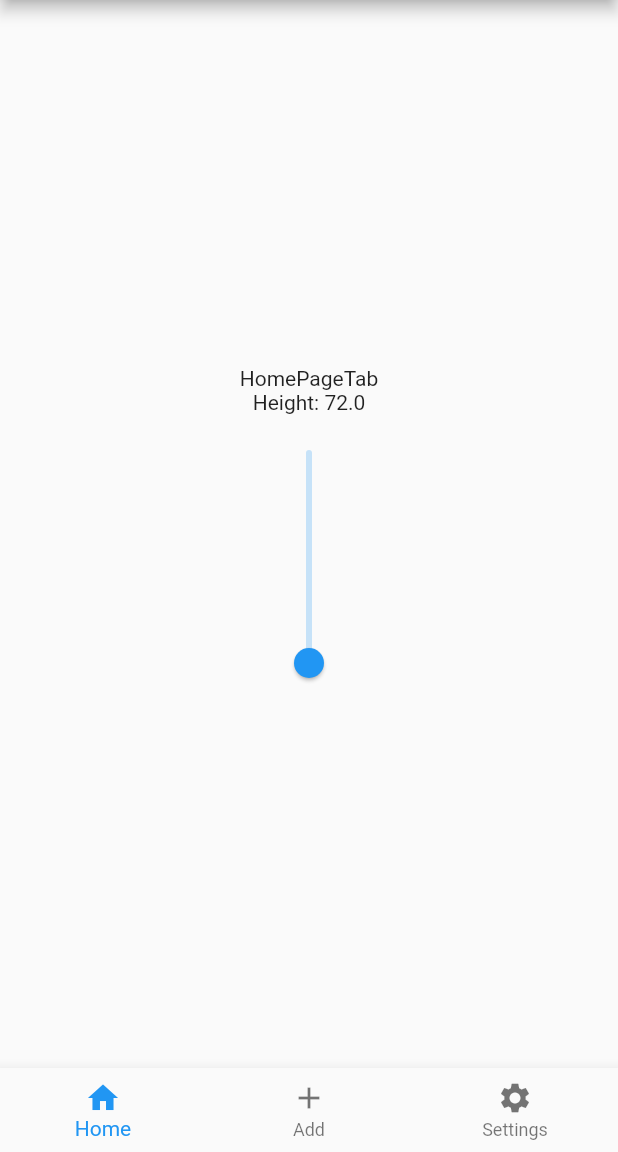
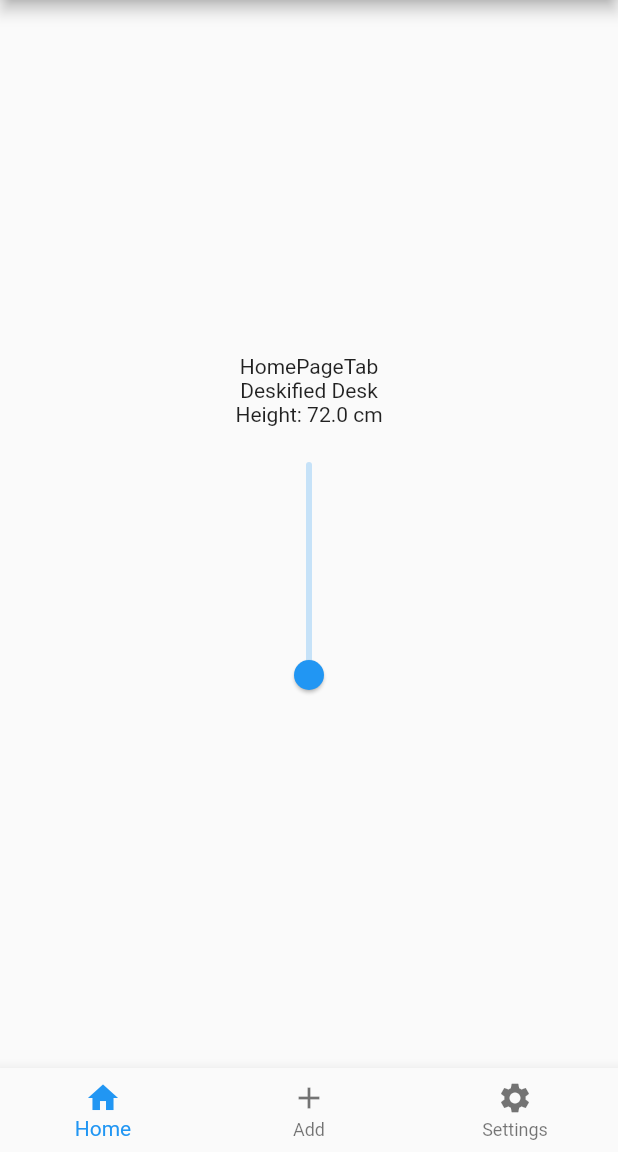
Before and after one commit to MhouneyLH/deskify, a Flutter app: the screen it shows after launch, on a phone screen of 412 x 824 dp, the part 84-1236 px from its top. Run offline on Flutter 3.47's test engine with Material 2 defaults, Android fonts, the phone set to English and light mode, and no system bars.

Commit message:
feat: add desk as datatype

```diff
--- /dev/null
+++ b/lib/model/desk.dart
@@ -0,0 +1,9 @@
+class Desk {
+  String? name;
+  double? height;
+
+  Desk({
+    this.name = "Deskified Desk",
+    this.height = 72.0,
+  });
+}
--- a/lib/widgets/adjust_height_slider.dart
+++ b/lib/widgets/adjust_height_slider.dart
@@ -30,7 +30,7 @@ class _AdjustHeightSliderState extends State<AdjustHeightSlider> {
         value: _currentSliderValue,
         min: minimalHeight,
         max: maximalHeight,
-        label: _currentSliderValue.toString(),
+        label: "$_currentSliderValue cm",
         divisions: 10 * (maximalHeight - minimalHeight).toInt(),
         onChanged: _updateSliderValue,
       ),
--- a/lib/widgets/home_page_tab.dart
+++ b/lib/widgets/home_page_tab.dart
@@ -1,3 +1,4 @@
+import 'package:deskify/model/desk.dart';
 import 'package:deskify/widgets/adjust_height_slider.dart';
 import 'package:flutter/material.dart';
 
@@ -9,11 +10,11 @@ class HomePageTab extends StatefulWidget {
 }
 
 class _HomePageTabState extends State<HomePageTab> {
-  double _currentDeskHeight = 72.0;
+  final Desk _currentDesk = Desk();
 
   void _updateCurrentDeskHeight(double value) {
     setState(() {
-      _currentDeskHeight = value;
+      _currentDesk.height = value;
     });
   }
 
@@ -24,7 +25,8 @@ class _HomePageTabState extends State<HomePageTab> {
         mainAxisAlignment: MainAxisAlignment.center,
         children: [
           const Text("HomePageTab"),
-          Text("Height: $_currentDeskHeight"),
+          Text("${_currentDesk.name}"),
+          Text("Height: ${_currentDesk.height} cm"),
           AdjustHeightSlider(
             onValueChanged: _updateCurrentDeskHeight,
           ),
```
